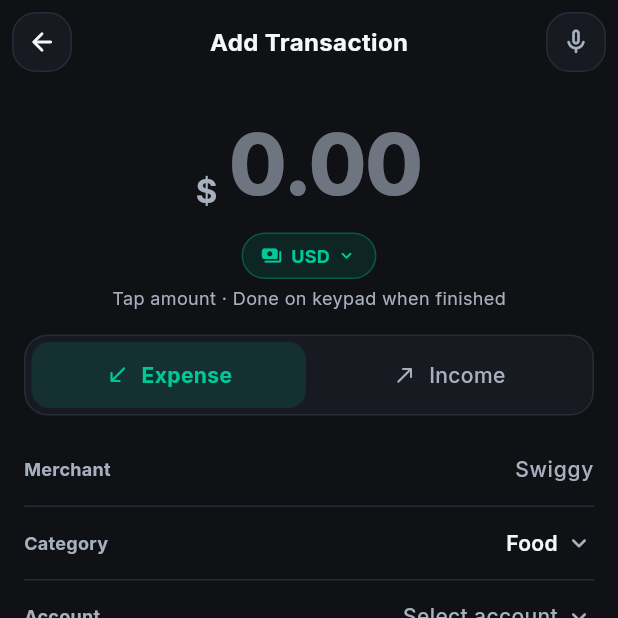
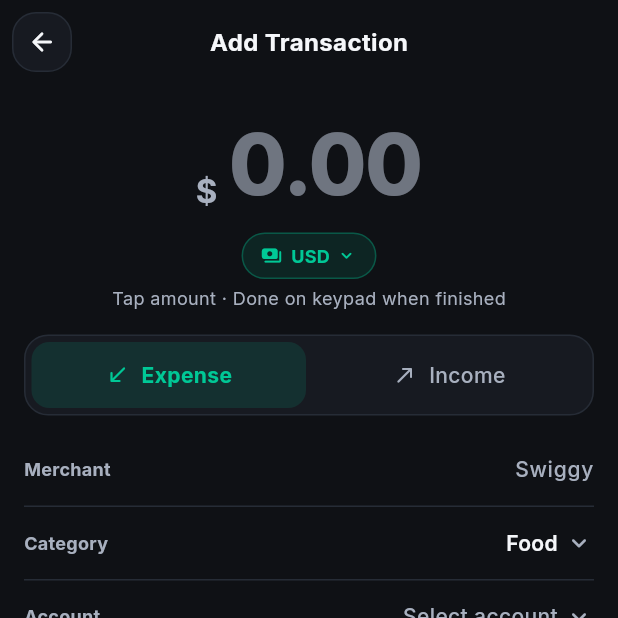
Before and after one commit to shubhamambastha/expense_tracker_app, a Flutter app: the AddTransactionPage screen opened directly with empty values, on a phone screen of 412 x 824 dp, the top half of it. Run offline on Flutter 3.47's test engine with Material 3 defaults, Android fonts, the phone set to English and light mode, and no system bars; drawn by our look-alikes of flutter_animate; our stand-ins replace app_links, shared_preferences, supabase_flutter; missing offline and left inert: auth0_flutter; accounts and stored records are empty.

Commit message:
refactor(transaction_app_bar): remove mic button and related logic for simplification

```diff
--- a/lib/components/transaction/transaction_app_bar.dart
+++ b/lib/components/transaction/transaction_app_bar.dart
@@ -4,20 +4,13 @@ import '../../config/design_tokens.dart';
 
 /// Minimal top app bar for the Add Transaction screen.
 ///
-/// Left = back, centre = title, right = mic placeholder for future voice
-/// input. Kept inside [SafeArea] so the host page can scroll cleanly under
-/// it without dealing with status-bar padding.
+/// Left = back, centre = title. Kept inside [SafeArea] so the host page can
+/// scroll cleanly under it without dealing with status-bar padding.
 class TransactionAppBar extends StatelessWidget {
-  const TransactionAppBar({
-    super.key,
-    this.title = 'Add Transaction',
-    this.onBack,
-    this.onMic,
-  });
+  const TransactionAppBar({super.key, this.title = 'Add Transaction', this.onBack});
 
   final String title;
   final VoidCallback? onBack;
-  final VoidCallback? onMic;
 
   @override
   Widget build(BuildContext context) {
@@ -46,12 +39,7 @@ class TransactionAppBar extends StatelessWidget {
                     ),
                   ),
                 ),
-                _AppBarIconButton(
-                  icon: Icons.mic_none_rounded,
-                  tooltip: 'Voice entry (soon)',
-                  onTap: onMic,
-                  muted: onMic == null,
-                ),
+                const SizedBox(width: 40),
               ],
             ),
           ),
@@ -66,17 +54,14 @@ class _AppBarIconButton extends StatelessWidget {
     required this.icon,
     required this.tooltip,
     required this.onTap,
-    this.muted = false,
   });
 
   final IconData icon;
   final String tooltip;
   final VoidCallback? onTap;
-  final bool muted;
 
   @override
   Widget build(BuildContext context) {
-    final fg = muted ? AppColors.textSecondary : AppColors.textPrimary;
     return Tooltip(
       message: tooltip,
       child: InkWell(
@@ -91,7 +76,7 @@ class _AppBarIconButton extends StatelessWidget {
             borderRadius: AppRadii.buttonRadius,
             border: Border.all(color: AppColors.border),
           ),
-          child: Icon(icon, color: fg, size: 20),
+          child: Icon(icon, color: AppColors.textPrimary, size: 20),
         ),
       ),
     );
--- a/lib/screens/transaction/add_transaction_page.dart
+++ b/lib/screens/transaction/add_transaction_page.dart
@@ -555,7 +555,7 @@ class _AddTransactionPageState extends State<AddTransactionPage> {
       resizeToAvoidBottomInset: true,
       body: Column(
         children: [
-          TransactionAppBar(title: _appBarTitle, onMic: null),
+          TransactionAppBar(title: _appBarTitle),
           Expanded(
             child:
                 ListenableBuilder(
```
